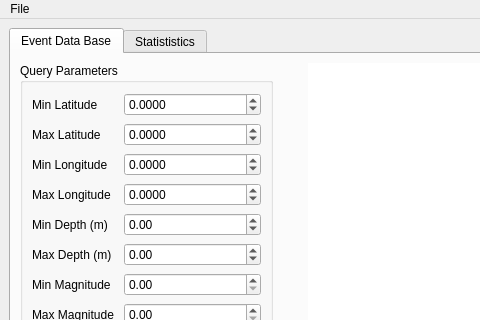
This is surfquake/resources/designer_uis/EventLocationFrame.ui in rcabdia/SurfQuake as Qt 5 draws it before an edit; both pictures show x 0 to 480 and y 0 to 320 of the 1280 by 899 pixel window. The edited form follows.
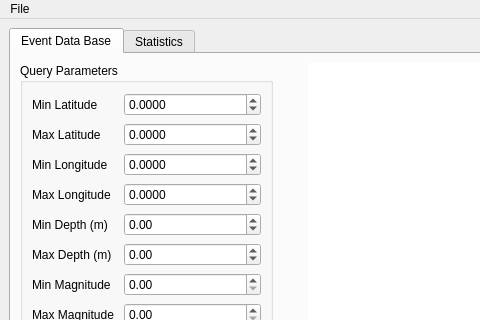
This is the edited form. Custom widgets are drawn as their Qt base class.

Commit message: Renaming table header in DB

Diff of the .ui file:
```diff
--- a/surfquake/resources/designer_uis/EventLocationFrame.ui
+++ b/surfquake/resources/designer_uis/EventLocationFrame.ui
@@ -583,7 +583,7 @@
       </widget>
       <widget class="QWidget" name="tab_2">
        <attribute name="title">
-        <string>Statististics</string>
+        <string>Statistics</string>
        </attribute>
        <layout class="QHBoxLayout" name="horizontalLayout_3">
         <item>
```
The commit also changes 1 other file.
